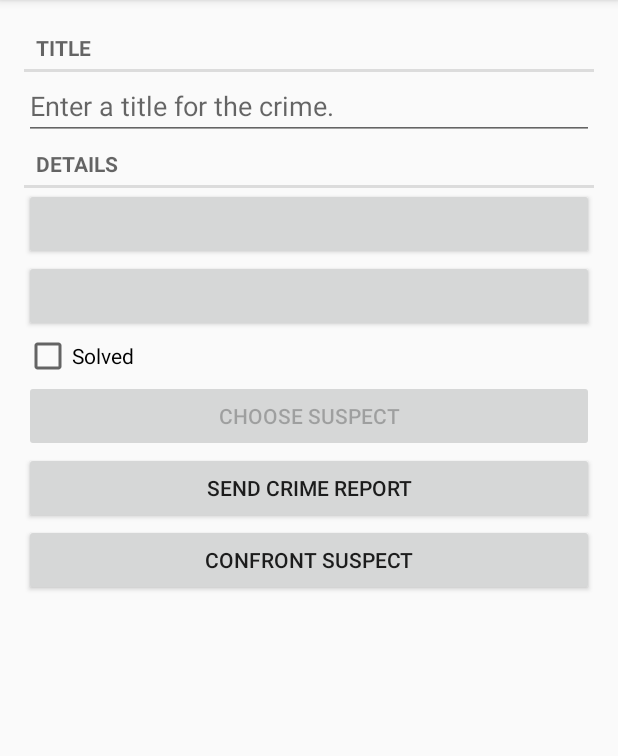
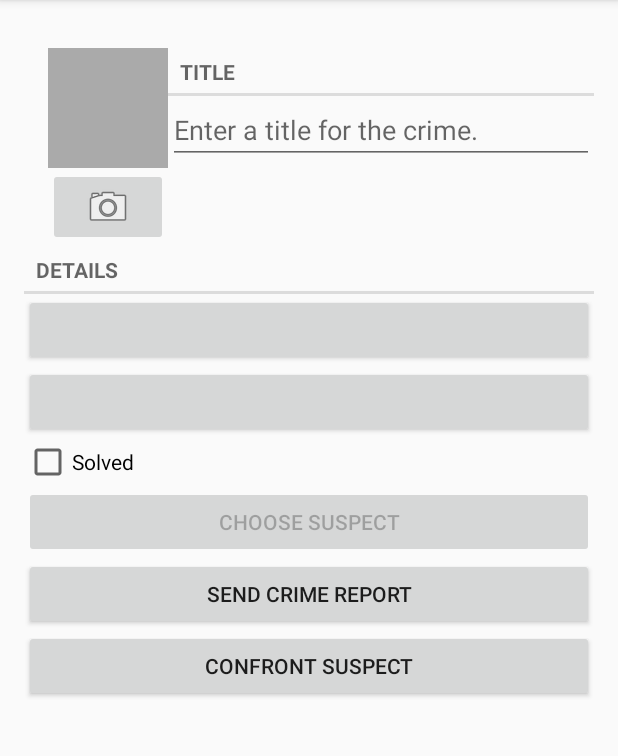
Before and after one commit to AbdulqaderAlhemyari/DBCriminal, an Android app: the screen it shows after launch (MainActivity), after a tap on "NEW CRIME", on a phone screen of 412 x 824 dp, the part 84-840 px from its top. Run offline under Robolectric (Android 15) with nearby library versions, the phone set to English and light mode, and no system bars; our stand-ins replace Room's generated code; 1 statement that could not run was skipped.

Commit message:
challenge 15 for ch16

```diff
--- a/app/src/main/java/com/example/dbacriminal/Crime.kt
+++ b/app/src/main/java/com/example/dbacriminal/Crime.kt
@@ -41,4 +41,9 @@ data class Crime(@PrimaryKey val id: UUID = UUID.randomUUID(),
         return true
     }
 
+
+        val photoFileName
+        get() = "IMG_$id.jpg"
+
+
 }
--- a/app/src/main/java/com/example/dbacriminal/CrimeDetailViewModel.kt
+++ b/app/src/main/java/com/example/dbacriminal/CrimeDetailViewModel.kt
@@ -4,6 +4,7 @@ import androidx.lifecycle.LiveData
 import androidx.lifecycle.MutableLiveData
 import androidx.lifecycle.Transformations
 import androidx.lifecycle.ViewModel
+import java.io.File
 import java.util.*
 
 class CrimeDetailViewModel() : ViewModel() {
@@ -21,4 +22,8 @@ class CrimeDetailViewModel() : ViewModel() {
     fun saveCrime(crime: Crime) {
         crimeRepository.updateCrime(crime)
     }
+
+    fun getPhotoFile(crime: Crime): File {
+        return crimeRepository.getPhotoFile(crime)
+    }
 }
--- a/app/src/main/java/com/example/dbacriminal/CrimeFragment.kt
+++ b/app/src/main/java/com/example/dbacriminal/CrimeFragment.kt
@@ -8,6 +8,7 @@ import android.content.pm.ResolveInfo
 import android.net.Uri
 import android.os.Bundle
 import android.provider.ContactsContract
+import android.provider.MediaStore
 import android.text.Editable
 import android.text.TextWatcher
 import android.text.format.DateFormat
@@ -15,14 +16,14 @@ import android.util.Log
 import android.view.LayoutInflater
 import android.view.View
 import android.view.ViewGroup
-import android.widget.Button
-import android.widget.CheckBox
-import android.widget.EditText
+import android.widget.*
 import androidx.core.content.ContextCompat
+import androidx.core.content.FileProvider
 import androidx.fragment.app.Fragment
 import androidx.lifecycle.ViewModelProviders
 import java.util.*
 import androidx.lifecycle.Observer
+import java.io.File
 import java.text.SimpleDateFormat
 
 private const val TAG = "CrimeFragment"
@@ -34,6 +35,8 @@ private const val REQUEST_TIME = 1
 private const val REQUEST_CONTACT = 1
 private const val DATE_FORMAT = "EEE, MMM, dd"
 private const val REQUEST_NUMBER = 1
+private const val REQUEST_PHOTO = 2
+private const val PHOTO_TAG = 3
 
 class CrimeFragment: Fragment()  ,DatePickerFragment.Callbacks , TimePickerFragment.Callbacks {
 
@@ -50,6 +53,8 @@ class CrimeFragment: Fragment()  ,DatePickerFragment.Callbacks , TimePickerFragm
 
 
     private lateinit var crime: Crime
+    private lateinit var photoFile: File
+    private lateinit var photoUri: Uri
     private lateinit var titleField: EditText
     private lateinit var dateButton: Button
     private lateinit var timeButton: Button
@@ -57,6 +62,8 @@ class CrimeFragment: Fragment()  ,DatePickerFragment.Callbacks , TimePickerFragm
     private lateinit var reportButton: Button
     private lateinit var suspectButton: Button
     private lateinit var confrontSuspectButton: Button
+    private lateinit var photoButton: ImageButton
+    private lateinit var photoView: ImageView
     private val crimeDetailViewModel: CrimeDetailViewModel by lazy {
         ViewModelProviders.of(this).get(CrimeDetailViewModel::class.java)
     }
@@ -84,6 +91,8 @@ class CrimeFragment: Fragment()  ,DatePickerFragment.Callbacks , TimePickerFragm
         reportButton = view.findViewById(R.id.crime_report) as Button
         suspectButton = view.findViewById(R.id.crime_suspect) as Button
         confrontSuspectButton = view.findViewById(R.id.call_suspect) as Button
+        photoButton = view.findViewById(R.id.crime_camera) as ImageButton
+        photoView = view.findViewById(R.id.crime_photo) as ImageView
 //        dateButton.apply {
 //            text = crime.date.toString()
 //            isEnabled = false
@@ -97,6 +106,10 @@ class CrimeFragment: Fragment()  ,DatePickerFragment.Callbacks , TimePickerFragm
             viewLifecycleOwner, Observer { crime ->
                 crime?.let {
                     this.crime = crime
+                    photoFile = crimeDetailViewModel.getPhotoFile(crime)
+                    photoUri = FileProvider.getUriForFile(requireActivity(),
+                        "com.bignerdranch.android.criminalintent.fileprovider",
+                        photoFile)
                     updateUI()
                 }
             })
@@ -183,12 +196,52 @@ class CrimeFragment: Fragment()  ,DatePickerFragment.Callbacks , TimePickerFragm
 
         }
 
+        photoButton.apply {
+            val packageManager: PackageManager = requireActivity().packageManager
+            val captureImage = Intent(MediaStore.ACTION_IMAGE_CAPTURE)
+            val resolvedActivity: ResolveInfo? =
+                packageManager.resolveActivity(captureImage,
+                    PackageManager.MATCH_DEFAULT_ONLY)
+            if (resolvedActivity == null) {
+                isEnabled = false
+            }
+            setOnClickListener {
+                captureImage.putExtra(MediaStore.EXTRA_OUTPUT, photoUri)
+                val cameraActivities: List<ResolveInfo> =
+                    packageManager.queryIntentActivities(captureImage,
+                        PackageManager.MATCH_DEFAULT_ONLY)
+                for (cameraActivity in cameraActivities) {
+                    requireActivity().grantUriPermission(
+                        cameraActivity.activityInfo.packageName,
+                        photoUri,
+                        Intent.FLAG_GRANT_WRITE_URI_PERMISSION)
+                }
+                startActivityForResult(captureImage, REQUEST_PHOTO)
+            }
+        }
+
+        photoView.setOnClickListener{
+            val fm = requireFragmentManager()
+            val dialog = ImageDialog().newInstance(photoFile.path)
+            dialog.setTargetFragment(this, PHOTO_TAG)
+            dialog.show(fm, "file_path")
+
+
+
+        }
+
 
     }
 
     override fun onStop() {
         super.onStop()
         crimeDetailViewModel.saveCrime(crime)
+    }
+
+    override fun onDetach() {
+        super.onDetach()
+        requireActivity().revokeUriPermission(photoUri,
+            Intent.FLAG_GRANT_WRITE_URI_PERMISSION)
     }
 
     private fun updateUI() {
@@ -204,6 +257,19 @@ class CrimeFragment: Fragment()  ,DatePickerFragment.Callbacks , TimePickerFragm
             suspectButton.text = crime.suspect
         }
 
+        updatePhotoView()
+
+    }
+
+    private fun updatePhotoView() {
+        if (photoFile.exists()) {
+
+            val pictureUtils = PictureUtils()
+            val bitmap =  pictureUtils.getScaledBitmap(photoFile.path, requireActivity())
+            photoView.setImageBitmap(bitmap)
+        } else {
+            photoView.setImageDrawable(null)
+        }
     }
 
     override fun onActivityResult(requestCode: Int, resultCode: Int, data: Intent?) {
@@ -262,6 +328,12 @@ class CrimeFragment: Fragment()  ,DatePickerFragment.Callbacks , TimePickerFragm
                     }
                 }
             }
+
+            requestCode == REQUEST_PHOTO -> {
+                requireActivity().revokeUriPermission(photoUri,
+                    Intent.FLAG_GRANT_WRITE_URI_PERMISSION)
+                updatePhotoView()
+            }
         }
     }
 
--- a/app/src/main/java/com/example/dbacriminal/CrimeListFragment.kt
+++ b/app/src/main/java/com/example/dbacriminal/CrimeListFragment.kt
@@ -115,7 +115,7 @@ class CrimeListFragment : Fragment() {
 
     //private fun updateUI() {
     private fun updateUI(crimes: List<Crime>) {
-        /*val crimes = crimeListViewModel.crimes*/
+//        val crimes = crimeListViewModel.crimes
         adapter = CrimeAdapter(crimes)
         crimeRecyclerView.adapter = adapter
         //changes due to doing challenge no 11
--- a/app/src/main/java/com/example/dbacriminal/CrimeRepository.kt
+++ b/app/src/main/java/com/example/dbacriminal/CrimeRepository.kt
@@ -10,6 +10,7 @@ import androidx.room.Room
 import com.example.database.CrimeDatabase
 import com.example.database.migration_1_2
 import com.example.database.migration_2_3
+import java.io.File
 import java.util.*
 import java.util.concurrent.Executors
 
@@ -26,6 +27,7 @@ class CrimeRepository private constructor(context: Context) {
 
     private val crimeDao = database.crimeDao()
     private val executor = Executors.newSingleThreadExecutor()
+    private val filesDir = context.applicationContext.filesDir
 
     fun getCrimes(): LiveData<List<Crime>> = crimeDao.getCrimes()
     fun getCrime(id: UUID): LiveData<Crime?> = crimeDao.getCrime(id)
@@ -42,6 +44,8 @@ class CrimeRepository private constructor(context: Context) {
         }
     }
 
+    fun getPhotoFile(crime: Crime): File = File(filesDir, crime.photoFileName)
+
     companion object {
         private var INSTANCE: CrimeRepository? = null
         fun initialize(context: Context) {
--- a/app/src/main/java/database/CrimeDao.kt
+++ b/app/src/main/java/database/CrimeDao.kt
@@ -10,7 +10,8 @@ import java.util.*
 
 
 @Dao
-interface CrimeDao {
+interface CrimeDao
+{
 
     @Query("SELECT * FROM crime")
     fun getCrimes(): LiveData<List<Crime>>
--- a/app/src/main/res/layout/fragment_crime.xml
+++ b/app/src/main/res/layout/fragment_crime.xml
@@ -4,6 +4,41 @@
     android:layout_width="match_parent"
     android:layout_height="match_parent"
     android:layout_margin="16dp">
+
+
+    <LinearLayout
+        android:layout_width="match_parent"
+        android:layout_height="wrap_content"
+        android:layout_marginStart="16dp"
+        android:layout_marginTop="16dp"
+        android:orientation="horizontal">
+
+        <LinearLayout
+            android:layout_width="wrap_content"
+            android:layout_height="wrap_content"
+            android:orientation="vertical">
+
+            <ImageView
+                android:id="@+id/crime_photo"
+                android:layout_width="80dp"
+                android:layout_height="80dp"
+                android:background="@android:color/darker_gray"
+                android:cropToPadding="true"
+                android:scaleType="centerInside" />
+
+            <ImageButton
+                android:id="@+id/crime_camera"
+                android:layout_width="match_parent"
+                android:layout_height="wrap_content"
+                android:src="@android:drawable/ic_menu_camera" />
+        </LinearLayout>
+
+
+    <LinearLayout
+        android:orientation="vertical"
+        android:layout_width="0dp"
+        android:layout_height="wrap_content"
+        android:layout_weight="1">
     <TextView
         style="?android:listSeparatorTextViewStyle"
         android:layout_width="match_parent"
@@ -14,6 +49,9 @@
         android:layout_width="match_parent"
         android:layout_height="wrap_content"
         android:hint="@string/crime_title_hint"/>
+    </LinearLayout>
+    </LinearLayout>
+
     <TextView
         style="?android:listSeparatorTextViewStyle"
         android:layout_width="match_parent"
--- /dev/null
+++ b/app/src/main/res/xml/files.xml
@@ -0,0 +1,4 @@
+<?xml version="1.0" encoding="utf-8"?>
+<paths>
+    <files-path name="crime_photos" path="."/>
+</paths>
```
Also changed, not shown: app/src/main/AndroidManifest.xml (+11 -0 lines), app/src/main/java/com/example/dbacriminal/ImageDialog.kt (added, +54 -0 lines), app/src/main/java/com/example/dbacriminal/PictureUtils.kt (added, +43 -0 lines), app/src/main/res/layout/image_dialog.xml (added, +12 -0 lines).
